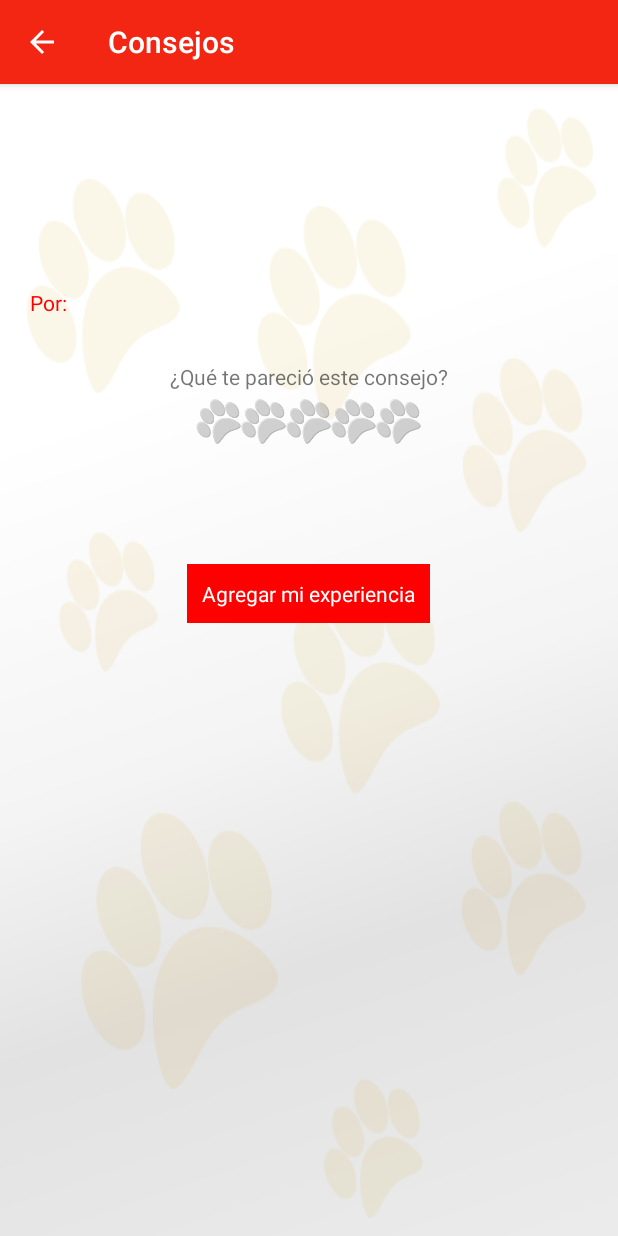
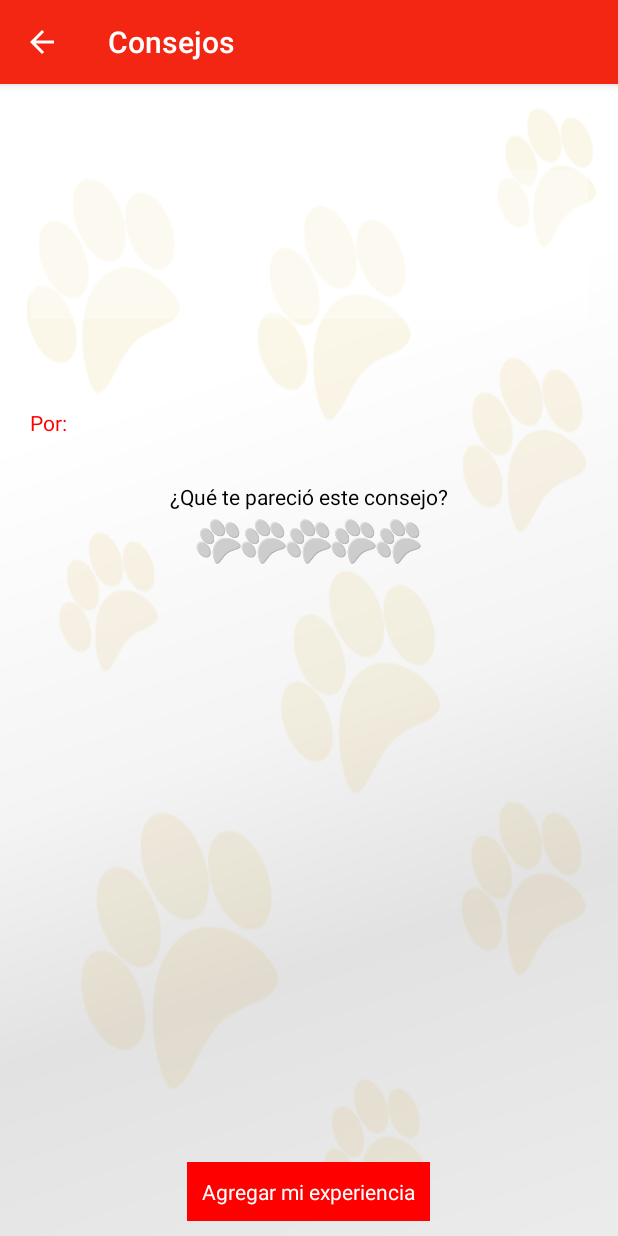
Before and after one commit to efrain2009/anpa_as, an Android app: the DetailTipActivity screen opened directly, with no data from a screen before it, on a phone screen of 412 x 824 dp. Run offline under Robolectric (Android 15) with nearby library versions, the phone set to English and light mode, and no system bars; 2 statements that could not run were skipped.

Commit message:
Cambios menores en estilos

```diff
--- a/app/src/main/res/layout/activity_add_tip.xml
+++ b/app/src/main/res/layout/activity_add_tip.xml
@@ -21,7 +21,8 @@
         android:layout_height="200dp"
         android:layout_marginTop="20dp"
         android:background="@color/item_semitransparent_child"
-        android:inputType="textMultiLine"/>
+        android:inputType="textMultiLine"
+        android:gravity="top"/>
 
     <LinearLayout
         android:layout_width="wrap_content"
--- a/app/src/main/res/layout/activity_detail_castration.xml
+++ b/app/src/main/res/layout/activity_detail_castration.xml
@@ -24,10 +24,12 @@
                 <ImageView
                     android:id="@+id/img_detail_castration"
                     android:layout_width="60dp"
-                    android:layout_height="50dp"
+                    android:layout_height="60dp"
                     android:layout_gravity="center_horizontal"
                     android:contentDescription="@string/txt_description_image"
-                    android:src="@drawable/ic_anpa_square" />
+                    android:src="@drawable/ic_anpa_square"
+                    android:scaleType="centerCrop"
+                    android:layout_margin="5dp"/>
 
                 <LinearLayout
                     android:layout_width="fill_parent"
--- a/app/src/main/res/layout/activity_detail_news.xml
+++ b/app/src/main/res/layout/activity_detail_news.xml
@@ -37,6 +37,7 @@
         android:padding="10dp"
         android:textSize="15sp"
         android:text="TextView"
+        android:textColor="@color/black"
         android:inputType="textMultiLine"/>
 
 </LinearLayout>
--- a/app/src/main/res/layout/activity_detail_tip.xml
+++ b/app/src/main/res/layout/activity_detail_tip.xml
@@ -1,5 +1,5 @@
 <?xml version="1.0" encoding="utf-8"?>
-<LinearLayout xmlns:android="http://schemas.android.com/apk/res/android"
+<RelativeLayout xmlns:android="http://schemas.android.com/apk/res/android"
     android:layout_width="match_parent"
     android:layout_height="match_parent"
     android:background="@drawable/anpa_background"
@@ -8,13 +8,14 @@
 
     <ScrollView
         android:layout_width="match_parent"
-        android:layout_height="match_parent" >
+        android:layout_height="match_parent"
+        android:layout_above="@+id/btn_add_tip">
 
         <LinearLayout
             android:layout_width="fill_parent"
             android:layout_height="wrap_content"
             android:orientation="vertical"
-            android:padding="10dp" >
+            android:padding="10dp">
 
             <TextView
                 android:id="@+id/txt_raza_consejo"
@@ -22,9 +23,9 @@
                 android:layout_height="match_parent"
                 android:layout_gravity="center_horizontal"
                 android:layout_weight="2"
+                android:paddingBottom="10dp"
                 android:textColor="@color/red"
-                android:textSize="20sp"
-                android:paddingBottom="10dp" />
+                android:textSize="20sp" />
 
             <TextView
                 android:id="@+id/txt_detail_consejo"
@@ -32,26 +33,27 @@
                 android:layout_height="match_parent"
                 android:layout_gravity="center_horizontal"
                 android:layout_weight="2"
+                android:background="@color/item_semitransparent_child"
                 android:gravity="top"
+                android:lines="6"
                 android:textColor="@color/black" />
 
             <LinearLayout
                 android:layout_width="fill_parent"
                 android:layout_height="wrap_content"
                 android:orientation="horizontal"
-                android:paddingTop="20dp" >
+                android:paddingTop="20dp">
 
                 <TextView
                     android:id="@+id/txt_detail_raza"
-                    android:layout_width="0dp"
+                    android:layout_width="match_parent"
                     android:layout_height="wrap_content"
                     android:layout_gravity="center_horizontal"
-                    android:layout_weight="1"
                     android:textColor="@color/red" />
             </LinearLayout>
 
             <LinearLayout
-                android:layout_width="181dp"
+                android:layout_width="match_parent"
                 android:layout_height="wrap_content"
                 android:orientation="horizontal"
                 android:paddingTop="20dp">
@@ -61,9 +63,9 @@
                     android:layout_width="wrap_content"
                     android:layout_height="wrap_content"
                     android:layout_gravity="center_horizontal"
+                    android:paddingRight="6dp"
                     android:text="@string/txt_subtitle_autor"
-                    android:textColor="@color/red"
-                    android:paddingRight="6dp" />
+                    android:textColor="@color/red" />
 
                 <TextView
                     android:id="@+id/txt_detail_autor"
@@ -73,10 +75,11 @@
                     android:textColor="@color/black" />
             </LinearLayout>
 
-            <LinearLayout android:layout_width="match_parent"
+            <LinearLayout
+                android:layout_width="match_parent"
                 android:layout_height="wrap_content"
+                android:gravity="center_horizontal"
                 android:orientation="vertical"
-                android:gravity="center_horizontal"
                 android:paddingTop="20dp">
                 <!--
                 <Button
@@ -95,67 +98,75 @@
                     android:layout_width="wrap_content"
                     android:layout_height="wrap_content"
                     android:layout_marginTop="10dp"
+                    android:textColor="@color/black"
                     android:text="@string/txt_tip_opinion" />
 
-                <LinearLayout android:layout_width="wrap_content"
+                <LinearLayout
+                    android:layout_width="wrap_content"
                     android:layout_height="wrap_content"
-                    android:orientation="horizontal"
-                    android:layout_marginTop="5dp">
+                    android:layout_marginTop="5dp"
+                    android:orientation="horizontal">
+
                     <ImageButton
                         android:id="@+id/img_detail_tip_star1"
                         android:layout_width="@dimen/ratings_footprints_size"
                         android:layout_height="@dimen/ratings_footprints_size"
                         android:background="@drawable/ic_footprint_gray"
                         android:contentDescription="@string/txt_description_image"
-                        android:paddingRight="5dp"
-                        android:onClick="setRating" />
+                        android:onClick="setRating"
+                        android:paddingRight="5dp" />
+
                     <ImageButton
                         android:id="@+id/img_detail_tip_star2"
                         android:layout_width="@dimen/ratings_footprints_size"
                         android:layout_height="@dimen/ratings_footprints_size"
                         android:background="@drawable/ic_footprint_gray"
                         android:contentDescription="@string/txt_description_image"
-                        android:paddingRight="5dp"
-                        android:onClick="setRating" />
+                        android:onClick="setRating"
+                        android:paddingRight="5dp" />
+
                     <ImageButton
                         android:id="@+id/img_detail_tip_star3"
                         android:layout_width="@dimen/ratings_footprints_size"
                         android:layout_height="@dimen/ratings_footprints_size"
                         android:background="@drawable/ic_footprint_gray"
                         android:contentDescription="@string/txt_description_image"
-                        android:paddingRight="5dp"
-                        android:onClick="setRating" />
+                        android:onClick="setRating"
+                        android:paddingRight="5dp" />
+
                     <ImageButton
                         android:id="@+id/img_detail_tip_star4"
                         android:layout_width="@dimen/ratings_footprints_size"
                         android:layout_height="@dimen/ratings_footprints_size"
                         android:background="@drawable/ic_footprint_gray"
                         android:contentDescription="@string/txt_description_image"
-                        android:paddingRight="5dp"
-                        android:onClick="setRating" />
+                        android:onClick="setRating"
+                        android:paddingRight="5dp" />
+
                     <ImageButton
                         android:id="@+id/img_detail_tip_star5"
                         android:layout_width="@dimen/ratings_footprints_size"
                         android:layout_height="@dimen/ratings_footprints_size"
                         android:background="@drawable/ic_footprint_gray"
                         android:contentDescription="@string/txt_description_image"
-                        android:paddingRight="5dp"
-                        android:onClick="setRating" />
+                        android:onClick="setRating"
+                        android:paddingRight="5dp" />
                 </LinearLayout>
+            </LinearLayout>
+        </LinearLayout>
+    </ScrollView>
 
-            </LinearLayout>
     <Button
         android:id="@+id/btn_add_tip"
-                android:layout_marginTop="80dp"
         android:layout_width="wrap_content"
         android:layout_height="wrap_content"
+        android:layout_alignParentBottom="true"
+        android:layout_centerHorizontal="true"
         android:layout_gravity="center"
-                android:layout_centerHorizontal="true"
+        android:layout_marginTop="80dp"
         android:background="@color/red"
         android:padding="10dp"
         android:text="@string/txt_add_tip"
         android:textColor="@android:color/white"
         android:textSize="14sp" />
-        </LinearLayout>
-    </ScrollView>
-</LinearLayout>
+</RelativeLayout>
--- a/app/src/main/res/layout/activity_list_item_sponsor.xml
+++ b/app/src/main/res/layout/activity_list_item_sponsor.xml
@@ -1,8 +1,8 @@
 <?xml version="1.0" encoding="utf-8"?>
 <LinearLayout xmlns:android="http://schemas.android.com/apk/res/android"
-    android:background="@drawable/anpa_background"
+    android:background="@android:color/transparent"
     android:layout_width="match_parent"
-    android:layout_height="match_parent"
+    android:layout_height="wrap_content"
     android:orientation="vertical"
     android:layout_gravity="center"
     android:padding="5dp">
--- a/app/src/main/res/layout/activity_list_item_tip.xml
+++ b/app/src/main/res/layout/activity_list_item_tip.xml
@@ -14,7 +14,8 @@
             android:layout_width="wrap_content"
             android:layout_height="wrap_content"
             android:textSize="14sp"
-            android:textStyle="bold" />
+            android:textStyle="bold"
+            android:textColor="@color/black"/>
 
         <TextView
             android:id="@+id/txt_autor"
--- a/app/src/main/res/layout/activity_list_tip.xml
+++ b/app/src/main/res/layout/activity_list_tip.xml
@@ -20,8 +20,9 @@
         android:layout_width="match_parent"
         android:layout_height="match_parent"
         android:layout_below="@+id/txt_list_title_tip"
-        android:layout_above="@+id/btn_add_tip">
-    </ListView>
+        android:layout_above="@+id/btn_add_tip"
+        android:divider="@android:color/transparent"
+        android:dividerHeight="@dimen/divider_separator"/>
 
     <Button
         android:id="@+id/btn_add_tip"
--- a/app/src/main/res/layout/activity_tip_search.xml
+++ b/app/src/main/res/layout/activity_tip_search.xml
@@ -13,7 +13,7 @@
         android:weightSum="1"
         android:gravity="center_vertical"
         android:layout_marginBottom="10dp"
-        android:layout_marginTop="20dp" >
+        android:layout_marginTop="100dp">
 
         <TextView
             android:layout_width="0dp"
```
Lines whose indentation alone changed are shown as unchanged.
